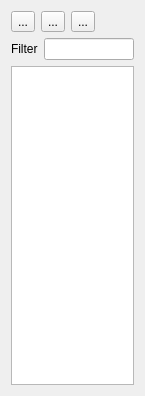
The window that src/partlist.ui (eigenbom/MQ-Sprite) describes before a commit, drawn with Qt 5.
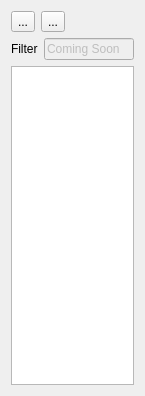
The same window after the commit. Icons and pictures are not drawn. Custom widgets are drawn as their Qt base class.

Patch:
```diff
--- a/src/partlist.ui
+++ b/src/partlist.ui
@@ -56,20 +56,6 @@
        </property>
       </widget>
      </item>
-     <item>
-      <widget class="QToolButton" name="toolButtonCopyAsset">
-       <property name="toolTip">
-        <string>Duplicate</string>
-       </property>
-       <property name="text">
-        <string>...</string>
-       </property>
-       <property name="icon">
-        <iconset resource="../icons.qrc">
-         <normaloff>:/icon/icons/browser-windows-2.png</normaloff>:/icon/icons/browser-windows-2.png</iconset>
-       </property>
-      </widget>
-     </item>
      <item>
       <spacer name="horizontalSpacer">
        <property name="orientation">
@@ -98,7 +84,14 @@
       </widget>
      </item>
      <item>
-      <widget class="QLineEdit" name="lineEditFilter"/>
+      <widget class="QLineEdit" name="lineEditFilter">
+       <property name="enabled">
+        <bool>false</bool>
+       </property>
+       <property name="text">
+        <string>Coming Soon</string>
+       </property>
+      </widget>
      </item>
     </layout>
    </item>
```
